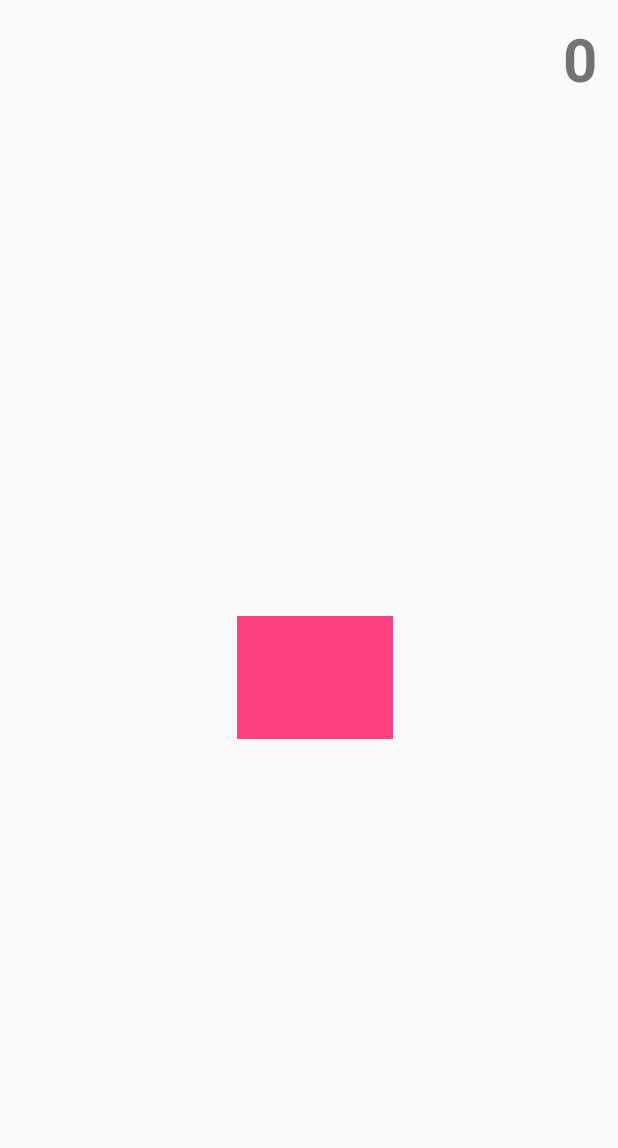
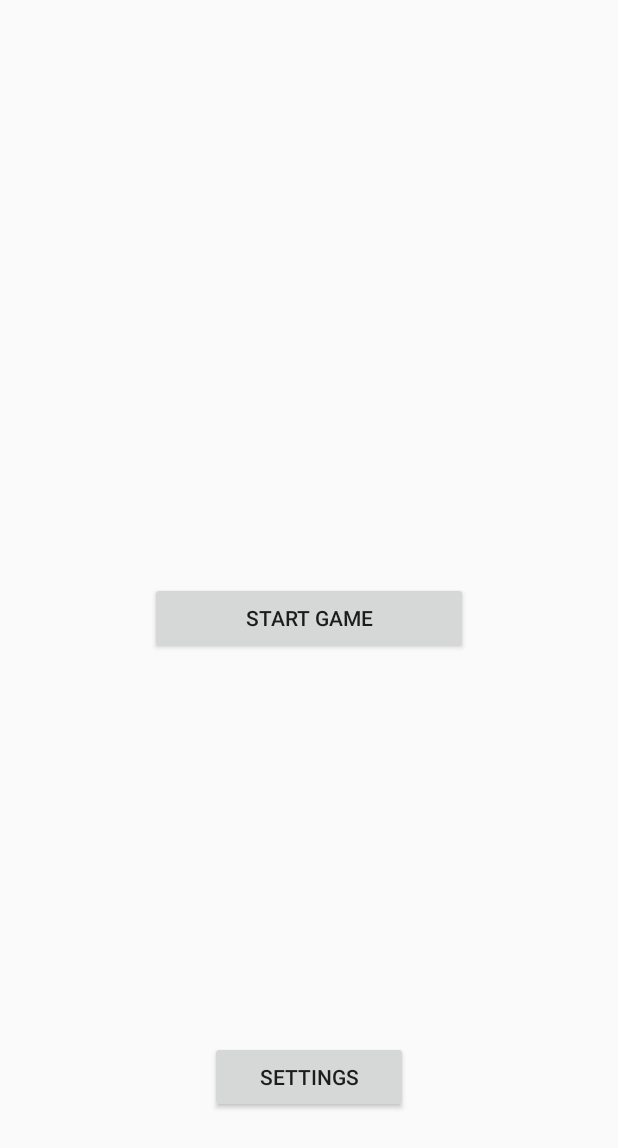
Before and after one commit to jacksonw765/Reactions, an Android app: the screen it shows after launch (MainActivity before the commit, HomeScreen after it), on a phone screen of 412 x 824 dp. Shown: the top 1148 px of the screen. Run offline under Robolectric (Android 15) with nearby library versions, the phone set to English and light mode, and no system bars.

Commit message:
first big update

```diff
--- a/app/build.gradle
+++ b/app/build.gradle
@@ -24,7 +24,7 @@ android {
 
 dependencies {
     implementation fileTree(dir: 'libs', include: ['*.jar'])
-    implementation"org.jetbrains.kotlin:kotlin-stdlib-jre7:$kotlin_version"
+    implementation "org.jetbrains.kotlin:kotlin-stdlib-jre7:$kotlin_version"
     implementation 'com.android.support:appcompat-v7:26.1.0'
     implementation 'com.android.support.constraint:constraint-layout:1.1.0'
     testImplementation 'junit:junit:4.12'
--- a/app/src/main/AndroidManifest.xml
+++ b/app/src/main/AndroidManifest.xml
@@ -13,6 +13,12 @@
             <intent-filter>
                 <action android:name="android.intent.action.MAIN" />
 
+            </intent-filter>
+        </activity>
+        <activity android:name=".HomeScreen">
+            <intent-filter>
+                <action android:name="android.intent.action.MAIN" />
+
                 <category android:name="android.intent.category.LAUNCHER" />
             </intent-filter>
         </activity>
--- /dev/null
+++ b/app/src/main/java/com/jacksonw765/reactions/HomeScreen.kt
@@ -0,0 +1,41 @@
+package com.jacksonw765.reactions
+
+import android.support.v7.app.AppCompatActivity
+import android.os.Bundle
+import android.transition.Explode
+import android.widget.Button
+import android.transition.Slide
+import android.view.View
+import android.app.ActivityOptions
+import android.content.Intent
+import android.transition.Scene
+import android.transition.TransitionManager
+import android.view.ViewGroup
+
+
+class HomeScreen : AppCompatActivity() {
+
+    lateinit var buttonSettings: Button
+    lateinit var buttonStart: Button
+
+    override fun onCreate(savedInstanceState: Bundle?) {
+        super.onCreate(savedInstanceState)
+        supportActionBar!!.hide()
+        setContentView(R.layout.activity_home_screen)
+        setupWindowAnimations()
+        buttonStart = findViewById(R.id.buttonStart)
+
+        buttonStart.setOnClickListener(object: View.OnClickListener {
+            override fun onClick(p0: View?) {
+                val i = Intent(applicationContext, MainActivity::class.java)
+               startActivity(i)
+            }
+        })
+    }
+
+    private fun setupWindowAnimations() {
+        val explode = Explode()
+        explode.duration = 1000
+        window.exitTransition = explode
+    }
+}
--- /dev/null
+++ b/app/src/main/res/layout/activity_home_screen.xml
@@ -0,0 +1,25 @@
+<?xml version="1.0" encoding="utf-8"?>
+<RelativeLayout
+    xmlns:android="http://schemas.android.com/apk/res/android"
+    xmlns:app="http://schemas.android.com/apk/res-auto"
+    xmlns:tools="http://schemas.android.com/tools"
+    android:layout_width="match_parent"
+    android:layout_height="match_parent"
+    tools:context=".HomeScreen">
+
+    <Button
+        android:id="@+id/buttonStart"
+        android:layout_width="212dp"
+        android:layout_height="wrap_content"
+        android:layout_centerInParent="true"
+        android:text="Start Game" />
+
+    <Button
+        android:id="@+id/buttonSettings"
+        android:layout_width="132dp"
+        android:layout_height="wrap_content"
+        android:layout_alignParentBottom="true"
+        android:layout_centerHorizontal="true"
+        android:layout_marginBottom="82dp"
+        android:text="Settings" />
+</RelativeLayout>
```
Also changed, not shown: app/src/main/java/com/jacksonw765/reactions/MainActivity.kt (+79 -22 lines), app/src/main/res/layout/activity_main.xml (+11 -0 lines).
